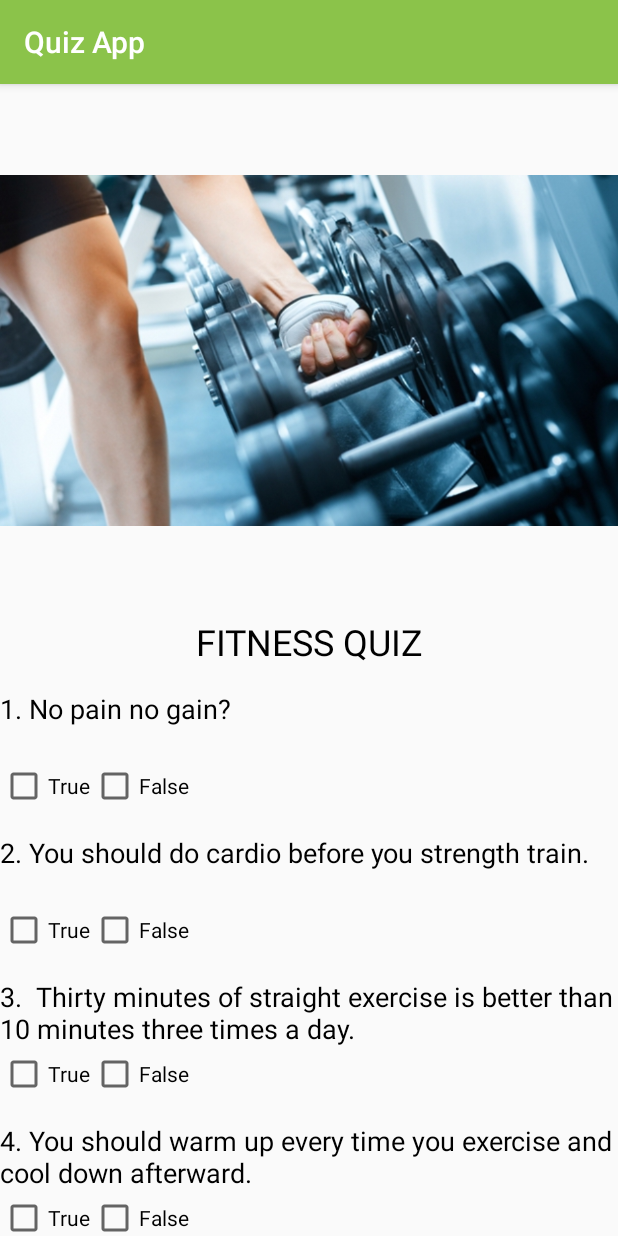
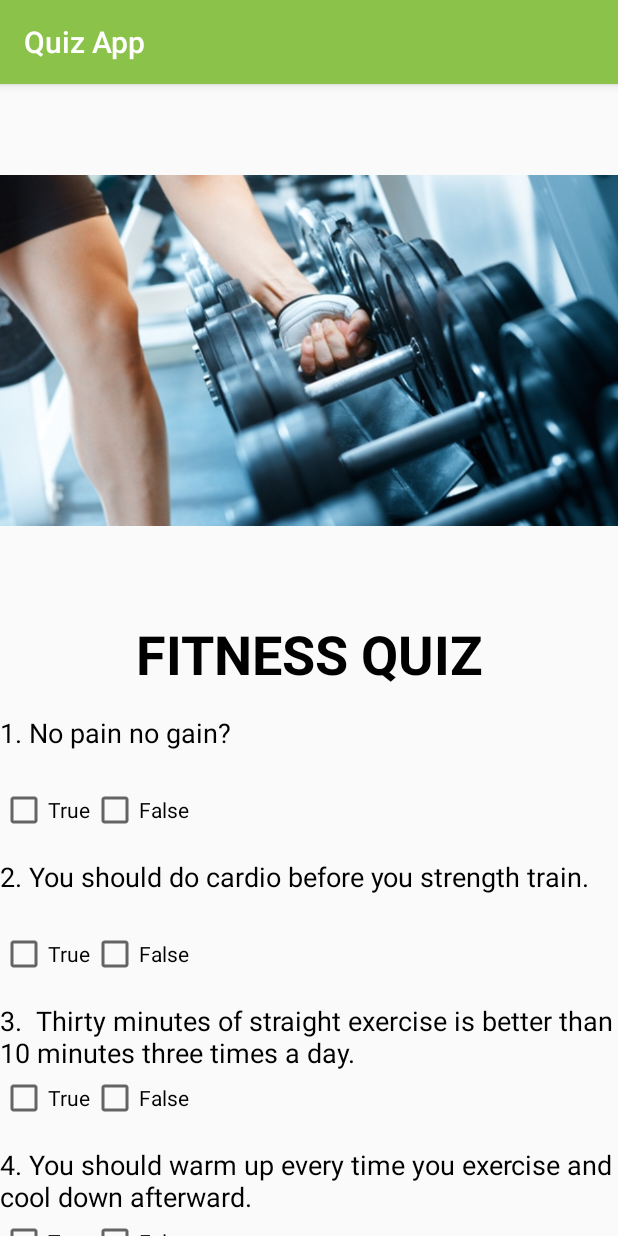
Before and after one commit to m0nst3rdr1v3n/QuizApp, an Android app: the screen it shows after launch (MainActivity), on a phone screen of 412 x 824 dp. Run offline under Robolectric (Android 15) with nearby library versions, the phone set to English and light mode, and no system bars.

Commit message:
Added java code for question 1 checkbox answers. Will still crash when clicking a true or false checkbox for answer 1.

```diff
--- a/app/src/main/java/com/example/android/quizapp/MainActivity.java
+++ b/app/src/main/java/com/example/android/quizapp/MainActivity.java
@@ -1,8 +1,14 @@
 package com.example.android.quizapp;
 
+import android.os.Bundle;
 import android.support.v7.app.AppCompatActivity;
-import android.os.Bundle;
+import android.view.View;
+import android.widget.CheckBox;
+import android.widget.EditText;
 
+/**
+ * This app displays a fitness quiz.
+ */
 public class MainActivity extends AppCompatActivity {
 
     @Override
@@ -10,4 +16,52 @@ public class MainActivity extends AppCompatActivity {
         super.onCreate(savedInstanceState);
         setContentView(R.layout.activity_main);
     }
+
+    /**
+     * This method is called when the submit buttom is clicked.
+     * @param view
+     */
+    public void submit(View view) {
+        EditText nameField = (EditText) findViewById(R.id.edit_text);
+        String name = nameField.getText().toString();
+        /**
+         * Checkbox if user answers true to question 1.
+         */
+        CheckBox trueCheckBox = (CheckBox) findViewById(R.id.checkbox_true1);
+        boolean isTrue = trueCheckBox.isChecked();
+
+        /**
+         * Checkbox if user answers false to question 1. This is the correct answer.
+         */
+        CheckBox falseCheckBox = (CheckBox) findViewById(R.id.checkbox_false1);
+        boolean isFalse = falseCheckBox.isChecked();
+
+
+        //int answer = submitAnswer(isTrue, isFalse);
+      //  String answerMessage = gradeQuizAnswers(name, answer, isFalse, isTrue);
+    }
+
+
+    /**
+     *
+     * Calculates the quiz answers.
+     * @param isTrue whether user answered true.
+     * @param isFalse whether user answered false.
+     * @return grade of the quiz.
+     */
+    private int submitAnswer(boolean isTrue, boolean isFalse) {
+        //Initial grade of the quiz, starts at 0.
+        int startingGrade = 0;
+
+        //Add 0 points if answered true to question 1.
+        if (isTrue) {
+            startingGrade = startingGrade + 0;
+        }
+        //Add 1 point if answered false to question 1.
+        if (isFalse) {
+            startingGrade = startingGrade + 1;
+        }
+    return startingGrade;
+    }
+
 }
--- a/app/src/main/res/layout/activity_main.xml
+++ b/app/src/main/res/layout/activity_main.xml
@@ -29,8 +29,9 @@
                 android:gravity="center_horizontal"
                 android:text="Fitness Quiz"
                 android:textAllCaps="true"
+                android:textStyle="bold"
                 android:textColor="#000000"
-                android:textSize="24dp" />
+                android:textSize="36dp" />
 
 
             <TextView
@@ -43,10 +44,14 @@
                 android:orientation="horizontal">
 
                 <CheckBox
-                    style="@style/checkbox_true"/>
+                    style="@style/checkbox_true"
+                    android:id="@+id/checkbox_true1"
+                    android:onClick="onCheckboxClicked"/>
 
                 <CheckBox
-                    style="@style/checkbox_false"/>
+                    style="@style/checkbox_false"
+                    android:id="@+id/checkbox_false1"
+                    android:onClick="onCheckboxClicked"/>
 
             </LinearLayout>
 
@@ -60,10 +65,12 @@
                 android:orientation="horizontal">
 
                 <CheckBox
-                    style="@style/checkbox_true"/>
+                    style="@style/checkbox_true"
+                    android:onClick="onCheckboxClicked"/>
 
                 <CheckBox
-                    style="@style/checkbox_false"/>
+                    style="@style/checkbox_false"
+                    android:onClick="onCheckboxClicked"/>
 
             </LinearLayout>
 
@@ -77,10 +84,12 @@
                 android:orientation="horizontal">
 
                 <CheckBox
-                    style="@style/checkbox_true"/>
+                    style="@style/checkbox_true"
+                    android:onClick="onCheckboxClicked"/>
 
                 <CheckBox
-                    style="@style/checkbox_false"/>
+                    style="@style/checkbox_false"
+                    android:onClick="onCheckboxClicked"/>
 
             </LinearLayout>
 
@@ -94,10 +103,12 @@
                 android:orientation="horizontal">
 
                 <CheckBox
-                    style="@style/checkbox_true"/>
+                    style="@style/checkbox_true"
+                    android:onClick="onCheckboxClicked"/>
 
                 <CheckBox
-                    style="@style/checkbox_false"/>
+                    style="@style/checkbox_false"
+                    android:onClick="onCheckboxClicked"/>
 
             </LinearLayout>
 
@@ -111,10 +122,12 @@
                 android:orientation="horizontal">
 
                 <CheckBox
-                    style="@style/checkbox_true"/>
+                    style="@style/checkbox_true"
+                    android:onClick="onCheckboxClicked"/>
 
                 <CheckBox
-                    style="@style/checkbox_false"/>
+                    style="@style/checkbox_false"
+                    android:onClick="onCheckboxClicked"/>
 
             </LinearLayout>
 
@@ -130,14 +143,16 @@
                     android:id="@+id/bench_press"
                     android:layout_width="wrap_content"
                     android:layout_height="wrap_content"
-                    android:text="Bench Press"/>
+                    android:text="Bench Press"
+                    android:onClick="onCheckboxClicked"/>
 
                 <CheckBox
                     android:id="@+id/dead_lift"
                     android:layout_width="wrap_content"
                     android:layout_height="wrap_content"
                     android:layout_marginLeft="180dp"
-                    android:text="Deadlift"/>
+                    android:text="Deadlift"
+                    android:onClick="onCheckboxClicked"/>
 
                 <CheckBox
                     android:id="@+id/t_bar_row"
@@ -145,21 +160,24 @@
                     android:layout_width="wrap_content"
                     android:layout_height="wrap_content"
                     android:layout_marginLeft="180dp"
-                    android:text="Standing T-Bar Row    "/>
+                    android:text="Standing T-Bar Row"
+                    android:onClick="onCheckboxClicked"/>
 
                 <CheckBox
                     android:id="@+id/cable_row"
                     android:layout_below="@+id/bench_press"
                     android:layout_width="wrap_content"
                     android:layout_height="wrap_content"
-                    android:text="Seated Cable Row"/>
+                    android:text="Seated Cable Row"
+                    android:onClick="onCheckboxClicked"/>
 
                 <CheckBox
                     android:id="@+id/squats"
                     android:layout_below="@+id/cable_row"
                     android:layout_width="wrap_content"
                     android:layout_height="wrap_content"
-                    android:text="Squats" />
+                    android:text="Squats"
+                    android:onClick="onCheckboxClicked"/>
 
                 <CheckBox
                     android:id="@+id/hammer_curls"
@@ -167,16 +185,19 @@
                     android:layout_width="wrap_content"
                     android:layout_height="wrap_content"
                     android:layout_marginLeft="180dp"
-                    android:text="Hammer Curls" />
+                    android:text="Hammer Curls"
+                    android:onClick="onCheckboxClicked"/>
 
             </RelativeLayout>
 
             <EditText
                 style="@style/edit_text"
+                android:id="@+id/edit_text"
                 android:inputType="textCapWords"/>
 
             <Button
-                style="@style/submit"/>
+                style="@style/submit"
+                android:onClick="submit"/>
 
         </LinearLayout>
     </ScrollView>
```
